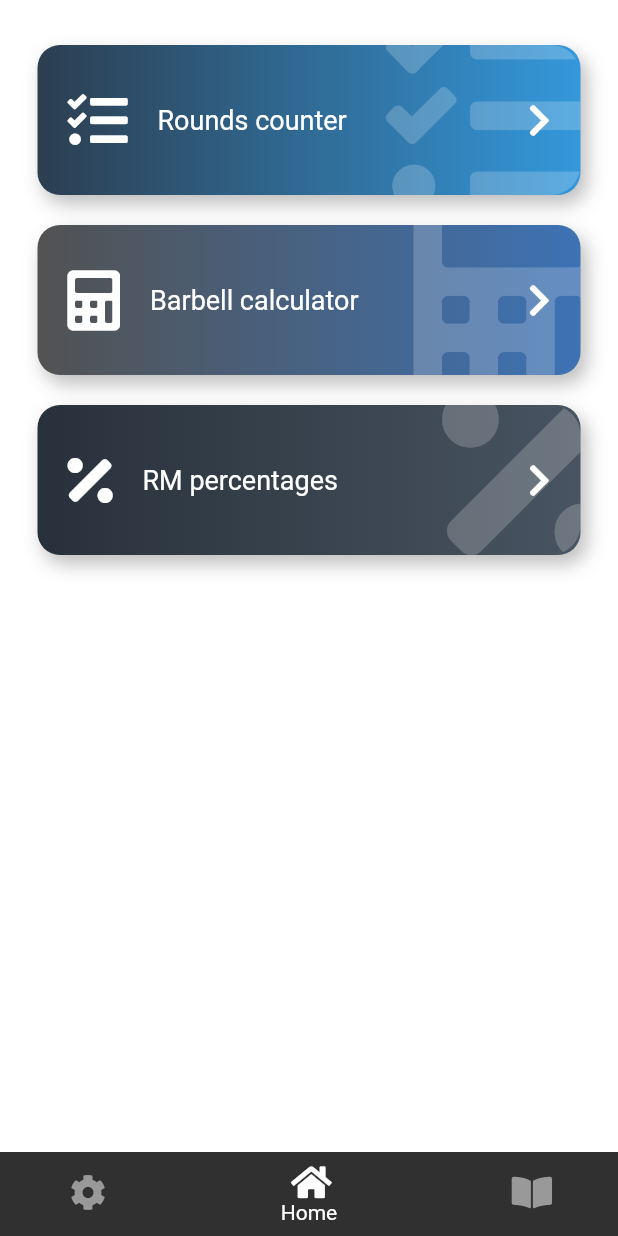
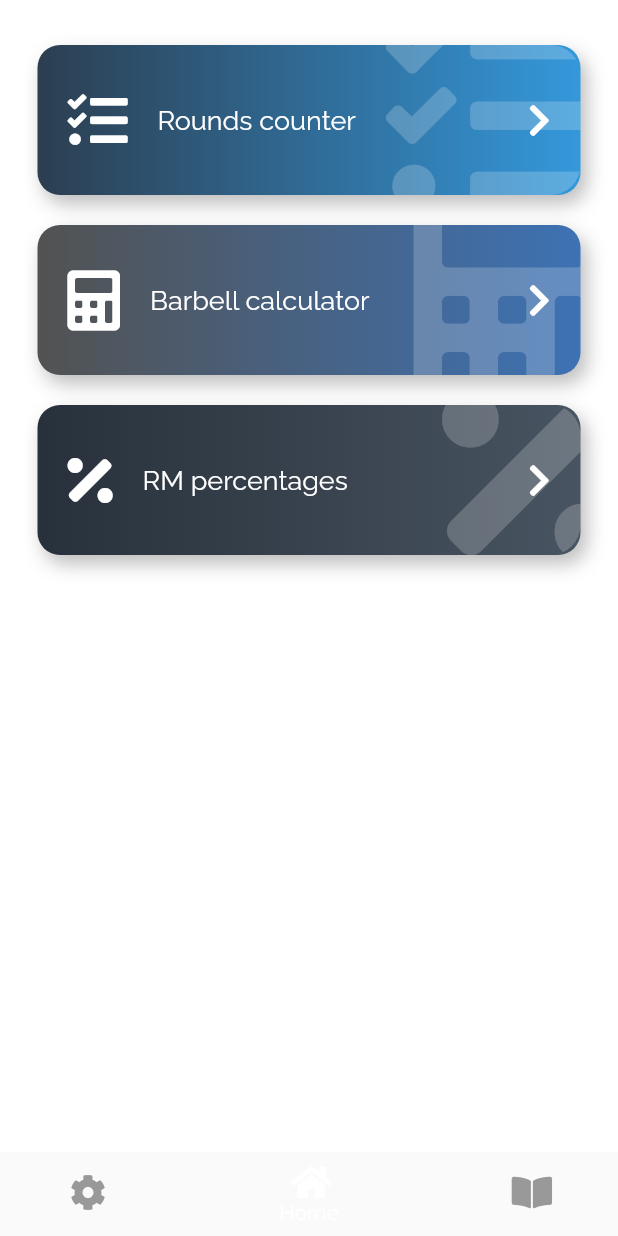
Before and after one commit to KmZSirio/portfolio_flutter, a Flutter app: the screen it shows after launch, on a phone screen of 412 x 824 dp. Run offline on Flutter 3.47's test engine with Material 2 defaults, Android fonts, the phone set to English and light mode, and no system bars; our stand-ins replace animate_do, flutter_bloc, fluttertoast, font_awesome_flutter, google_fonts, shared_preferences and 1 more.

Commit message:
New folder structure and themes working

```diff
--- /dev/null
+++ b/lib/dependencies.dart
@@ -0,0 +1,12 @@
+import 'package:flutter_bloc/flutter_bloc.dart';
+import 'package:portfolio_flutter/main/data/prod/persistent_storage_impl.dart';
+
+import 'main/data/persistent_storage_repository.dart';
+
+List<RepositoryProvider> buildRepositories() {
+  return [
+
+    RepositoryProvider<PersistentStorageRepository>( create: (_) => PersistentStorageImpl() ),
+
+  ];
+}
--- a/lib/main.dart
+++ b/lib/main.dart
@@ -1,10 +1,18 @@
 
 import 'package:flutter/material.dart';
 import 'package:flutter/services.dart';
+import 'package:flutter_bloc/flutter_bloc.dart';
+import 'package:portfolio_flutter/main/ui/core/app_theme_cubit.dart';
 
-import 'screens/screens.dart';
+import 'dependencies.dart';
+import 'main/ui/core/theme.dart';
+import 'main/ui/main/screens.dart';
 
-void main() => runApp(MyApp());
+void main() async {
+  WidgetsFlutterBinding.ensureInitialized();
+
+  runApp(MyApp());
+}
 
 class MyApp extends StatelessWidget {
 
@@ -20,15 +28,18 @@ class MyApp extends StatelessWidget {
       statusBarColor: Colors.black
     ));
 
+    return MultiRepositoryProvider(
+      providers: buildRepositories(),
+      child: MultiBlocProvider(
+        providers: [
+          BlocProvider( create: (context) => AppThemeCubit( context.read() )..init() )
+        ],
+        child: BlocBuilder<AppThemeCubit, bool>(
+          builder: ( context, snapshotTheme ) {
+
             return MaterialApp(
+              theme: snapshotTheme ? AppTheme.darkTheme : AppTheme.lightTheme,
               title: 'Portfolio',
-      debugShowCheckedModeBanner: false,
-      theme: ThemeData.dark().copyWith(
-        floatingActionButtonTheme: FloatingActionButtonThemeData(
-          backgroundColor: Colors.red[700],
-          foregroundColor: Colors.white
-        )
-      ),
               initialRoute: '/home',
               routes: {
                 '/home'        : (_) => HomeScreen(),
@@ -36,6 +47,11 @@ class MyApp extends StatelessWidget {
                 '/barbellcalculator': (_) => BarbellCalculatorScreen(),
                 '/rmpercentages': (_) => RMPercentagesScreen(),
               },
+              debugShowCheckedModeBanner: false,
+            );
+          },
+        ),
+      ),
     );
   }
 }
--- /dev/null
+++ b/lib/main/data/persistent_storage_repository.dart
@@ -0,0 +1,6 @@
+abstract class PersistentStorageRepository {
+  Future<bool> isDarkMode();
+  Future<void> updateDarkMode( bool isDarkMode );
+  Future<int> whichLanguage();
+  Future<void> updateLanguage( int language );
+}
--- /dev/null
+++ b/lib/main/ui/core/app_theme_cubit.dart
@@ -0,0 +1,21 @@
+import 'package:flutter_bloc/flutter_bloc.dart';
+import 'package:portfolio_flutter/main/data/persistent_storage_repository.dart';
+
+class AppThemeCubit extends Cubit<bool> {
+  AppThemeCubit( this._persistentStorageRepository ) : super(false);
+  final PersistentStorageRepository _persistentStorageRepository;
+
+  bool _isDark = false;
+  bool get isDark => _isDark;
+
+  Future<void> init() async {
+    _isDark = await _persistentStorageRepository.isDarkMode();
+    emit(_isDark);
+  }
+
+  Future<void> updateTheme( isDarkMode ) async {
+    _isDark = isDarkMode;
+    await _persistentStorageRepository.updateDarkMode(isDarkMode);
+    emit(_isDark);
+  }
+}
--- /dev/null
+++ b/lib/main/ui/core/theme.dart
@@ -0,0 +1,106 @@
+import 'package:flutter/material.dart';
+import 'package:google_fonts/google_fonts.dart';
+
+class AppColors {
+  static final black = Color(0xFF000000);
+  static final white = Color(0xFFffffff);
+  static final darkerWhite = Color(0xFFdadada);
+  static final dark   = Color(0xFF262626);
+  static final lighterDark = Color(0xFF96939b);
+  static final yellow = Color(0xFFf2cb29);
+  static final darkerYellow = Color(0xFFd9b624);
+  static final green = Color(0xFF3ead34);
+  static final red   = Color(0xFFad343e);
+  static final trans = Colors.transparent;
+}
+
+class AppTheme {
+
+  //* displayColor:  hl1, 2, 3, 4 and caption.
+  //* bodyColor:     remaining
+
+  static final lightTheme = ThemeData(
+    scaffoldBackgroundColor: AppColors.white,
+    buttonColor: AppColors.dark,
+    dividerColor: AppColors.lighterDark,
+    primaryColor: AppColors.darkerYellow,
+    cardColor: AppColors.darkerWhite,
+    errorColor: AppColors.red,
+
+    textTheme: GoogleFonts.ralewayTextTheme().apply(
+      displayColor: AppColors.dark,
+      bodyColor: AppColors.white,
+    ),
+
+    textButtonTheme: TextButtonThemeData(
+      style: ButtonStyle(
+        backgroundColor: MaterialStateProperty.all<Color>(AppColors.dark),
+        alignment: Alignment.center,
+        padding: MaterialStateProperty.all<EdgeInsets>(
+          const EdgeInsets.symmetric(vertical: 10)),
+        foregroundColor:  MaterialStateProperty.all<Color>(AppColors.white),
+        textStyle: MaterialStateProperty.all<TextStyle>(TextStyle(
+          fontFamily: GoogleFonts.raleway().fontFamily, fontSize: 17))
+      ),
+    ),
+
+    inputDecorationTheme: InputDecorationTheme(
+      hintStyle: TextStyle(color: AppColors.lighterDark),
+      focusedBorder: OutlineInputBorder(
+        borderSide: BorderSide(color: AppColors.dark, width: 2),
+      ),
+      enabledBorder: OutlineInputBorder(
+        borderSide: BorderSide(color: AppColors.dark, width: 2),
+      ),
+    ),
+
+    floatingActionButtonTheme: FloatingActionButtonThemeData(
+      backgroundColor: Colors.red[700],
+      foregroundColor: Colors.white
+    ),
+  );
+
+  static final darkTheme = ThemeData(
+    scaffoldBackgroundColor: AppColors.dark,
+    buttonColor: AppColors.white,
+    dividerColor: AppColors.darkerWhite,
+    primaryColor: AppColors.yellow,
+    cardColor: AppColors.lighterDark,
+    errorColor: AppColors.red,
+    toggleableActiveColor: AppColors.green,
+
+    textTheme: GoogleFonts.ralewayTextTheme().apply(
+      displayColor: AppColors.white,
+      bodyColor: AppColors.dark,
+    ),
+
+    textButtonTheme: TextButtonThemeData(
+      style: ButtonStyle(
+        backgroundColor:
+          MaterialStateProperty.all<Color>(AppColors.white),
+        alignment: Alignment.center,
+        padding: MaterialStateProperty.all<EdgeInsets>(
+          const EdgeInsets.symmetric(vertical: 10)),
+        foregroundColor: MaterialStateProperty.all<Color>(AppColors.dark),
+        textStyle: MaterialStateProperty.all<TextStyle>(TextStyle(
+          fontFamily: GoogleFonts.raleway().fontFamily, fontSize: 17))
+      ),
+    ),
+
+    inputDecorationTheme: InputDecorationTheme(
+      hintStyle: TextStyle(color: AppColors.lighterDark),
+      focusedBorder: OutlineInputBorder(
+        borderSide: BorderSide(color: AppColors.white, width: 2),
+      ),
+      enabledBorder: OutlineInputBorder(
+        borderSide: BorderSide(color: AppColors.white, width: 2),
+      ),
+    ),
+
+    floatingActionButtonTheme: FloatingActionButtonThemeData(
+      backgroundColor: Colors.red[700],
+      foregroundColor: Colors.white
+    ),
+  );
+
+}
--- a/lib/screens/home_screen.dart
+++ b/lib/main/ui/main/home_screen.dart
@@ -1,9 +1,9 @@
 import 'package:animate_do/animate_do.dart';
 import 'package:flutter/material.dart';
 import 'package:font_awesome_flutter/font_awesome_flutter.dart';
+import 'package:portfolio_flutter/main/ui/widgets/fat_button.dart';
 
-import '../widgets.dart/fat_button.dart';
-
+import 'settings/settings_screen.dart';
 
 class HomeScreen extends StatefulWidget {
 
@@ -18,7 +18,6 @@ class _HomeScreenState extends State<HomeScreen> {
   Widget build(BuildContext context) {
 
     return Scaffold(
-      backgroundColor: Colors.white,
 
       bottomNavigationBar: _navBar(),
 
@@ -32,11 +31,7 @@ class _HomeScreenState extends State<HomeScreen> {
             index: _stackIndex,
             children: [
 
-              Container(
-                color: Colors.red,
-                width: double.infinity,
-                height: double.infinity,
-              ),
+              SettingsScreen(),
               _homePage(context),
               Container(
                 color: Colors.blue,
--- a/lib/screens/rmpercentages_screen.dart
+++ b/lib/main/ui/main/rmpercentages_screen.dart
@@ -1,7 +1,8 @@
-import 'package:portfolio_flutter/screens/barloaded_screen.dart';
 import 'package:flutter/material.dart';
 import 'package:fluttertoast/fluttertoast.dart';
 import 'package:font_awesome_flutter/font_awesome_flutter.dart';
+
+import 'barloaded_screen.dart';
 
 
 class RMPercentagesScreen extends StatefulWidget {
--- a/pubspec.yaml
+++ b/pubspec.yaml
@@ -24,11 +24,11 @@ dependencies:
   flutter:
     sdk: flutter
 
-
-  # The following adds the Cupertino Icons font to your application.
-  # Use with the CupertinoIcons class for iOS style icons.
   cupertino_icons: ^1.0.2
+  flutter_bloc: ^7.1.0
+  shared_preferences: ^2.0.6
   font_awesome_flutter: ^9.1.0
+  google_fonts: ^2.1.0
   animate_do: ^2.0.0
   fluttertoast: ^8.0.7
   wakelock: ^0.5.2
```
Also changed, not shown: lib/main/data/prod/persistent_storage_impl.dart (added, +34 -0 lines), lib/main/ui/main/settings/settings_cubit.dart (added, +7 -0 lines), lib/main/ui/main/settings/settings_screen.dart (added, +70 -0 lines), lib/main/ui/widgets/fake_appbar.dart (added, +35 -0 lines), lib/main/ui/main/barbellcalculator_screen.dart (renamed from lib/screens/barbellcalculator_screen.dart), lib/main/ui/main/barloaded_screen.dart (renamed from lib/screens/barloaded_screen.dart), lib/main/ui/main/roundcounter_screen.dart (renamed from lib/screens/roundcounter_screen.dart), lib/main/ui/main/screens.dart (renamed from lib/screens/screens.dart), lib/main/ui/widgets/fat_button.dart (renamed from lib/widgets.dart/fat_button.dart), pubspec.lock. Lines whose indentation alone changed are shown as unchanged.
